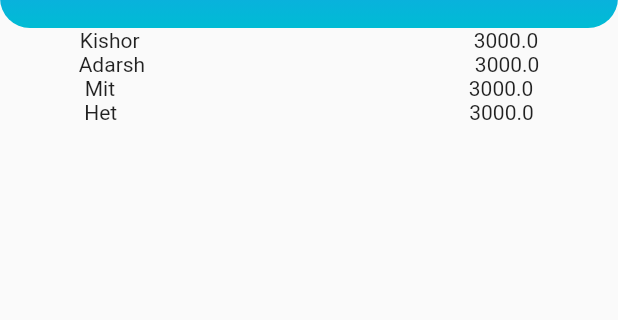
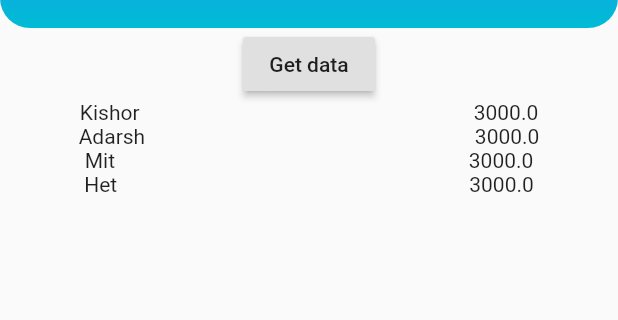
Before and after one commit to kishorpandya2210/run_app, a Flutter app: the LeaderBoardPage screen opened by its route, on a phone screen of 412 x 824 dp, the part 77-397 px from its top. Run offline on Flutter 3.47's test engine with Material 2 defaults, Android fonts, the phone set to English and light mode, and no system bars; missing offline and left inert: strava_flutter.

Commit message:
Trying hit the leaderboards api/mit wants updated code

```diff
--- a/lib/leaderboard_page.dart
+++ b/lib/leaderboard_page.dart
@@ -1,3 +1,6 @@
+import 'dart:convert';
+import 'dart:io';
+
 import 'package:flutter/material.dart';
 import 'package:flutter/services.dart';
 import 'package:run_app/secret.dart';
@@ -20,11 +23,20 @@ class _LeaderBoardPageState extends State<LeaderBoardPage> {
     Person(name: 'Het', totalMiles: 3000),
   ];
 
-  void fetchData() {
-    Future<http.Response> fetchAlbum() {
-      return http.get(
-          Uri.parse('https://delta-runft.herokuapp.com/api/strava/activities'));
-    }
+  var response;
+
+  Future<void> fetchData() async {
+    // String accessToken = strava.getStoredToken().toString();
+    // response = await http.post(
+    //   Uri.parse('https://jsonplaceholder.typicode.com/albums/1'),
+    //   // Send authorization headers to the backend.
+    //   headers: {
+    //     HttpHeaders.authorizationHeader: accessToken,
+    //   },
+    // );
+    // final responseJson = jsonDecode(response.body);
+    // print(response.body);
+    // print(responseJson);
   }
 
   @override
@@ -72,7 +84,10 @@ class _LeaderBoardPageState extends State<LeaderBoardPage> {
         ),
         systemOverlayStyle: SystemUiOverlayStyle.light,
       ),
-      body: Container(
+      body: Column(
+        children: [
+          RaisedButton(child: Text('Get data'), onPressed: fetchData),
+          Container(
             width: double.infinity,
             child: Column(
               children: persons.map((e) {
@@ -89,6 +104,8 @@ class _LeaderBoardPageState extends State<LeaderBoardPage> {
               }).toList(),
             ),
           ),
+        ],
+      ),
     );
   }
 }
```
Lines whose indentation alone changed are shown as unchanged.
